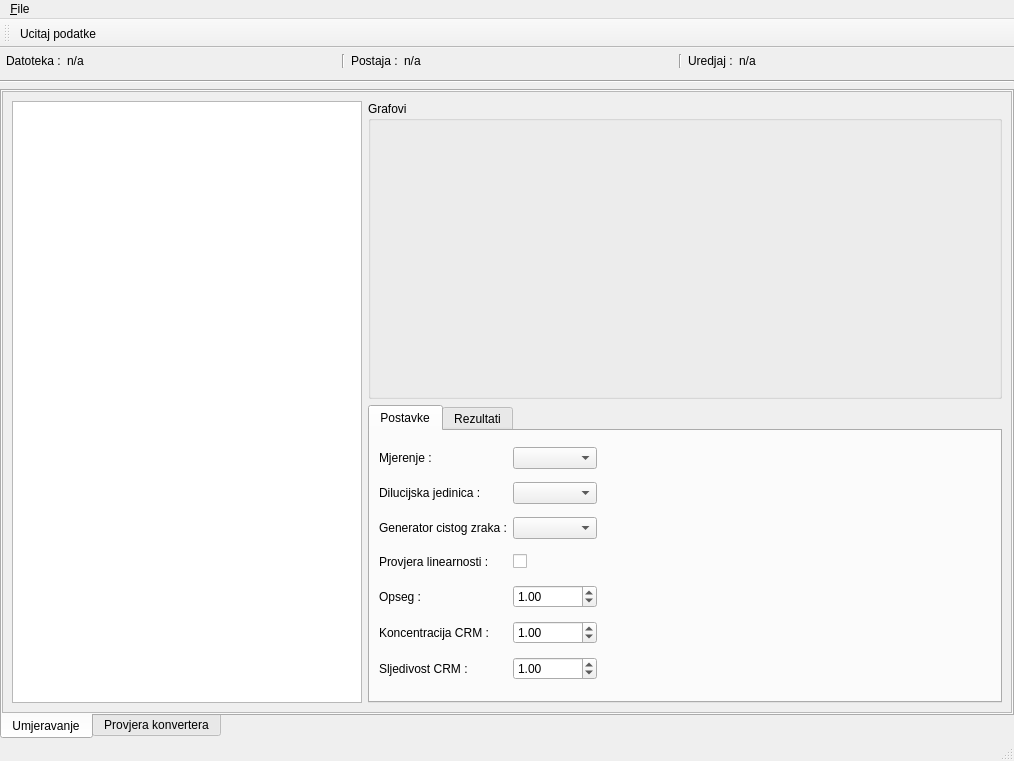
Before: the Qt Designer form app/view/uiFiles/display.ui in vmilic/umjeravanje, drawn with Qt 5.
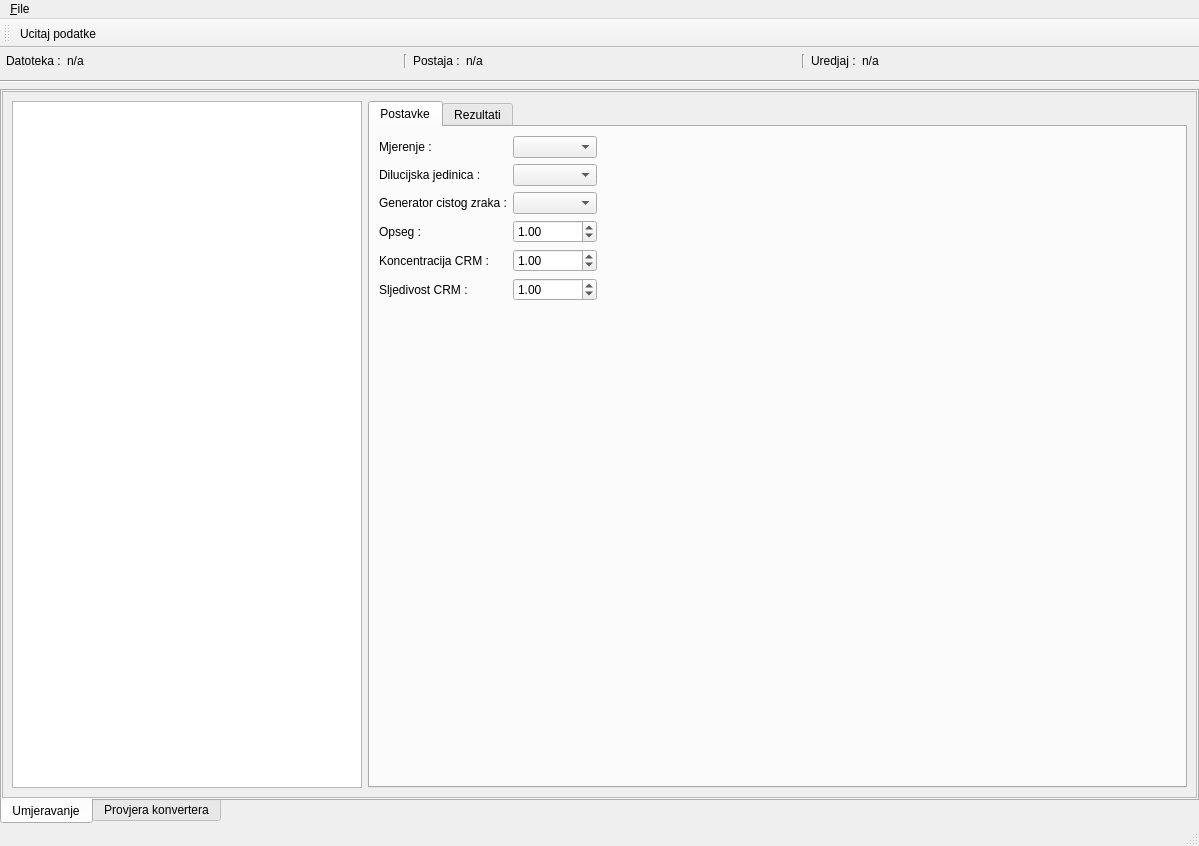
After: the same form once the commit is applied. The open tabs and pages were chosen to show the change.

Patch:
```diff
--- a/app/view/uiFiles/display.ui
+++ b/app/view/uiFiles/display.ui
@@ -6,8 +6,8 @@
    <rect>
     <x>0</x>
     <y>0</y>
-    <width>1014</width>
-    <height>761</height>
+    <width>1199</width>
+    <height>846</height>
    </rect>
   </property>
   <property name="windowTitle">
@@ -147,8 +147,8 @@
             <rect>
              <x>0</x>
              <y>0</y>
-             <width>1006</width>
-             <height>630</height>
+             <width>1191</width>
+             <height>715</height>
             </rect>
            </property>
            <layout class="QHBoxLayout" name="horizontalLayout_2">
@@ -186,18 +186,6 @@
               <property name="bottomMargin">
                <number>0</number>
               </property>
-              <item>
-               <widget class="QGroupBox" name="grafoviGroupBox">
-                <property name="title">
-                 <string>Grafovi</string>
-                </property>
-                <layout class="QHBoxLayout" name="grafoviLayout">
-                 <property name="margin">
-                  <number>0</number>
-                 </property>
-                </layout>
-               </widget>
-              </item>
               <item>
                <widget class="QTabWidget" name="tabWidget_2">
                 <property name="sizePolicy">
@@ -217,14 +205,14 @@
                   <string>Postavke</string>
                  </attribute>
                  <layout class="QGridLayout" name="gridLayout_7">
-                  <item row="5" column="0">
+                  <item row="4" column="0">
                    <widget class="QLabel" name="label_11">
                     <property name="text">
                      <string>Koncentracija CRM :</string>
                     </property>
                    </widget>
                   </item>
-                  <item row="6" column="1">
+                  <item row="5" column="1">
                    <widget class="QDoubleSpinBox" name="doubleSpinBoxSljedivostCRM">
                     <property name="maximum">
                      <double>1000000.000000000000000</double>
@@ -234,7 +222,7 @@
                     </property>
                    </widget>
                   </item>
-                  <item row="6" column="0">
+                  <item row="5" column="0">
                    <widget class="QLabel" name="label_12">
                     <property name="text">
                      <string>Sljedivost CRM :</string>
@@ -248,13 +236,6 @@
                     </property>
                    </widget>
                   </item>
-                  <item row="3" column="0">
-                   <widget class="QLabel" name="checkBoxLinearnost">
-                    <property name="text">
-                     <string>Provjera linearnosti :</string>
-                    </property>
-                   </widget>
-                  </item>
                   <item row="2" column="0">
                    <widget class="QLabel" name="label_9">
                     <property name="text">
@@ -269,7 +250,7 @@
                     </property>
                    </widget>
                   </item>
-                  <item row="4" column="1">
+                  <item row="3" column="1">
                    <widget class="QDoubleSpinBox" name="doubleSpinBoxOpseg">
                     <property name="maximum">
                      <double>1000000.000000000000000</double>
@@ -282,14 +263,14 @@
                     </property>
                    </widget>
                   </item>
-                  <item row="4" column="0">
+                  <item row="3" column="0">
                    <widget class="QLabel" name="label_10">
                     <property name="text">
                      <string>Opseg :</string>
                     </property>
                    </widget>
                   </item>
-                  <item row="5" column="1">
+                  <item row="4" column="1">
                    <widget class="QDoubleSpinBox" name="doubleSpinBoxKoncentracijaCRM">
                     <property name="maximum">
                      <double>1000000.000000000000000</double>
@@ -302,13 +283,6 @@
                     </property>
                    </widget>
                   </item>
-                  <item row="3" column="1">
-                   <widget class="QCheckBox" name="checkLinearnost">
-                    <property name="text">
-                     <string/>
-                    </property>
-                   </widget>
-                  </item>
                   <item row="2" column="1">
                    <widget class="QComboBox" name="comboZrak"/>
                   </item>
@@ -362,19 +336,6 @@
                    </spacer>
                   </item>
                   <item row="3" column="2">
-                   <spacer name="horizontalSpacer_4">
-                    <property name="orientation">
-                     <enum>Qt::Horizontal</enum>
-                    </property>
-                    <property name="sizeHint" stdset="0">
-                     <size>
-                      <width>40</width>
-                      <height>20</height>
-                     </size>
-                    </property>
-                   </spacer>
-                  </item>
-                  <item row="4" column="2">
                    <spacer name="horizontalSpacer_5">
                     <property name="orientation">
                      <enum>Qt::Horizontal</enum>
@@ -387,7 +348,7 @@
                     </property>
                    </spacer>
                   </item>
-                  <item row="5" column="2">
+                  <item row="4" column="2">
                    <spacer name="horizontalSpacer_6">
                     <property name="orientation">
                      <enum>Qt::Horizontal</enum>
@@ -400,7 +361,7 @@
                     </property>
                    </spacer>
                   </item>
-                  <item row="6" column="2">
+                  <item row="5" column="2">
                    <spacer name="horizontalSpacer_7">
                     <property name="orientation">
                      <enum>Qt::Horizontal</enum>
@@ -413,6 +374,19 @@
                     </property>
                    </spacer>
                   </item>
+                  <item row="6" column="0">
+                   <spacer name="verticalSpacer">
+                    <property name="orientation">
+                     <enum>Qt::Vertical</enum>
+                    </property>
+                    <property name="sizeHint" stdset="0">
+                     <size>
+                      <width>20</width>
+                      <height>40</height>
+                     </size>
+                    </property>
+                   </spacer>
+                  </item>
                  </layout>
                 </widget>
                 <widget class="QWidget" name="rezultati">
@@ -420,6 +394,61 @@
                   <string>Rezultati</string>
                  </attribute>
                  <layout class="QVBoxLayout" name="verticalLayout">
+                  <item>
+                   <widget class="QGroupBox" name="grafoviGroupBox">
+                    <property name="title">
+                     <string>Grafovi</string>
+                    </property>
+                    <layout class="QHBoxLayout" name="grafoviBoxLayout">
+                     <property name="margin">
+                      <number>0</number>
+                     </property>
+                     <item>
+                      <layout class="QHBoxLayout" name="grafoviLayout"/>
+                     </item>
+                    </layout>
+                   </widget>
+                  </item>
+                  <item>
+                   <layout class="QHBoxLayout" name="horizontalLayout_3">
+                    <item>
+                     <widget class="QLabel" name="checkBoxLinearnost">
+                      <property name="sizePolicy">
+                       <sizepolicy hsizetype="Preferred" vsizetype="Fixed">
+                        <horstretch>0</horstretch>
+                        <verstretch>0</verstretch>
+                       </sizepolicy>
+                      </property>
+                      <property name="text">
+                       <string>Provjera linearnosti :</string>
+                      </property>
+                     </widget>
+                    </item>
+                    <item>
+                     <widget class="QCheckBox" name="checkLinearnost">
+                      <property name="text">
+                       <string/>
+                      </property>
+                     </widget>
+                    </item>
+                    <item>
+                     <spacer name="horizontalSpacer_4">
+                      <property name="orientation">
+                       <enum>Qt::Horizontal</enum>
+                      </property>
+                      <property name="sizeType">
+                       <enum>QSizePolicy::Expanding</enum>
+                      </property>
+                      <property name="sizeHint" stdset="0">
+                       <size>
+                        <width>40</width>
+                        <height>20</height>
+                       </size>
+                      </property>
+                     </spacer>
+                    </item>
+                   </layout>
+                  </item>
                   <item>
                    <layout class="QHBoxLayout" name="rezultatViewLayout"/>
                   </item>
@@ -838,7 +867,7 @@
     <rect>
      <x>0</x>
      <y>0</y>
-     <width>1014</width>
+     <width>1199</width>
      <height>21</height>
     </rect>
    </property>
```
Left out of the diff: 2 changed lines with no effect on the pictures.
